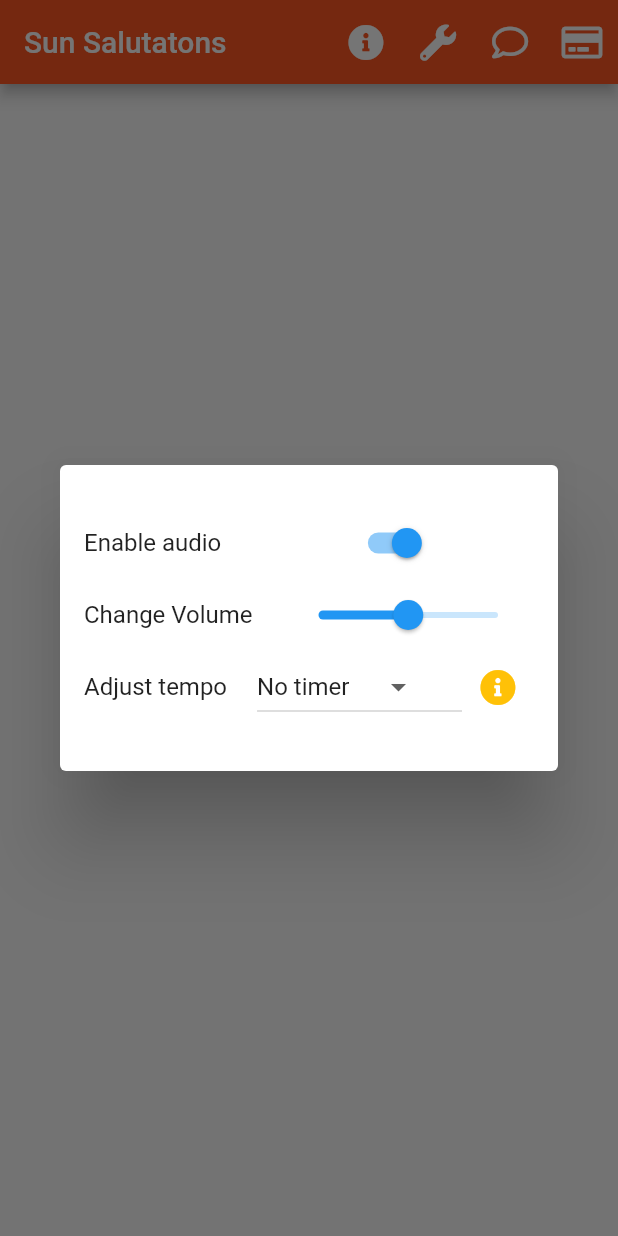
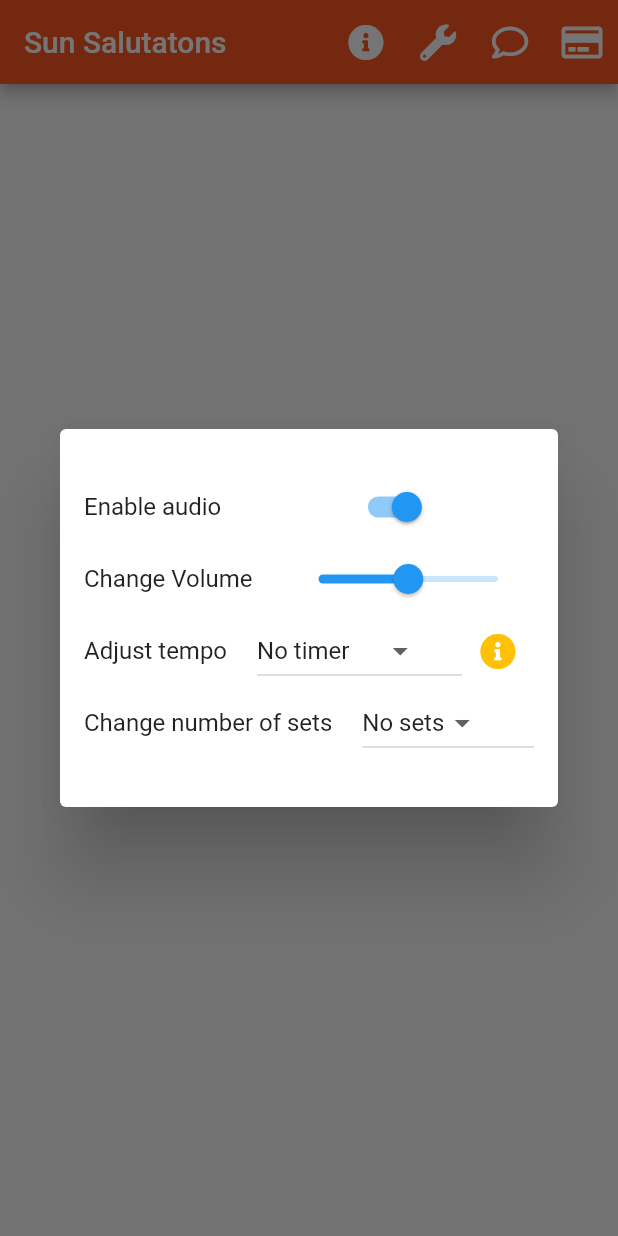
Before and after one commit to RealMarkSussex/coursework_two, a Flutter app: the ExercisesPage screen opened directly, after a tap on an icon or button, on a phone screen of 412 x 824 dp. Run offline on Flutter 3.47's test engine with Material 2 defaults, Android fonts, the phone set to English and light mode, and no system bars; our stand-ins replace audioplayers, cloud_firestore, firebase_core, flutter_linkify, font_awesome_flutter; missing offline and left inert: flutter_email_sender; accounts and stored records are empty.

Commit message:
number of sets integrated

```diff
--- a/lib/dialogs/settings_dialog.dart
+++ b/lib/dialogs/settings_dialog.dart
@@ -1,4 +1,5 @@
 import 'package:coursework_two/dialogs/timer_info_dialog.dart';
+import 'package:coursework_two/enums/set_setting.dart';
 import 'package:coursework_two/enums/timer_setting.dart';
 import 'package:coursework_two/state/audio_state.dart';
 import 'package:coursework_two/state/exercise_state.dart';
@@ -60,28 +61,14 @@ class SettingsDialog extends StatelessWidget {
                   Expanded(
                     child: DropdownButton<TimerSetting>(
                         value: settingsState.timerSetting,
-                        items: const [
-                          DropdownMenuItem<TimerSetting>(
-                            child: Text("No timer"),
-                            value: TimerSetting.noTimer,
-                          ),
-                          DropdownMenuItem<TimerSetting>(
-                            child: Text("20 seconds"),
-                            value: TimerSetting.twentySeconds,
-                          ),
-                          DropdownMenuItem<TimerSetting>(
-                            child: Text("40 seconds"),
-                            value: TimerSetting.fourtySeconds,
-                          ),
-                          DropdownMenuItem<TimerSetting>(
-                            child: Text("1 minute"),
-                            value: TimerSetting.oneMinute,
-                          ),
-                          DropdownMenuItem<TimerSetting>(
-                            child: Text("2 minutes"),
-                            value: TimerSetting.twoMinutes,
-                          )
-                        ],
+                        items: settingsState.timerSetting
+                            .toList()
+                            .map((timerSettingModel) =>
+                                DropdownMenuItem<TimerSetting>(
+                                  child: Text(timerSettingModel.description),
+                                  value: timerSettingModel.timerSetting,
+                                ))
+                            .toList(),
                         onChanged: (value) =>
                             settingsState.timerSetting = value!),
                   ),
@@ -92,7 +79,29 @@ class SettingsDialog extends StatelessWidget {
                       color: Colors.amber,
                     ),
                   )
-                ])
+                ]),
+                Row(
+                  children: [
+                    const Text("Change number of sets"),
+                    const SizedBox(
+                      width: SettingsDialog.textSpacing,
+                    ),
+                    Expanded(
+                      child: DropdownButton<SetSetting>(
+                          value: settingsState.setSetting,
+                          items: settingsState.setSetting
+                              .toList()
+                              .map((setSettingModel) =>
+                                  DropdownMenuItem<SetSetting>(
+                                    child: Text(setSettingModel.description),
+                                    value: setSettingModel.setSetting,
+                                  ))
+                              .toList(),
+                          onChanged: (value) =>
+                              settingsState.setSetting = value!),
+                    ),
+                  ],
+                )
               ],
             ),
           );
--- a/lib/enums/set_setting.dart
+++ b/lib/enums/set_setting.dart
@@ -11,7 +11,7 @@ enum SetSetting {
   fiftyFourSets
 }
 
-extension ParseToNumberOfSets on SetSetting {
+extension Parser on SetSetting {
   int toInt() {
     var numberOfSetsMapping = <SetSetting, int>{
       SetSetting.noSets: 0,
@@ -28,4 +28,33 @@ extension ParseToNumberOfSets on SetSetting {
 
     return numberOfSetsMapping[this]!;
   }
+
+  List<SetSettingModel> toList() {
+    return [
+      SetSettingModel(setSetting: SetSetting.noSets, description: "No sets"),
+      SetSettingModel(setSetting: SetSetting.fourSets, description: "4 sets"),
+      SetSettingModel(setSetting: SetSetting.eigtSets, description: "8 sets"),
+      SetSettingModel(
+          setSetting: SetSetting.twelveSets, description: "12 sets"),
+      SetSettingModel(
+          setSetting: SetSetting.sixteenSets, description: "16 sets"),
+      SetSettingModel(
+          setSetting: SetSetting.twentySets, description: "20 sets"),
+      SetSettingModel(
+          setSetting: SetSetting.twentyFourSets, description: "24 sets"),
+      SetSettingModel(
+          setSetting: SetSetting.thirtySixSets, description: "36 sets"),
+      SetSettingModel(
+          setSetting: SetSetting.fourtyEightSets, description: "48 sets"),
+      SetSettingModel(
+          setSetting: SetSetting.fiftyFourSets, description: "54 sets"),
+    ];
+  }
 }
+
+class SetSettingModel {
+  final SetSetting setSetting;
+  final String description;
+
+  SetSettingModel({required this.setSetting, required this.description});
+}
--- a/lib/enums/timer_setting.dart
+++ b/lib/enums/timer_setting.dart
@@ -6,7 +6,7 @@ enum TimerSetting {
   twoMinutes
 }
 
-extension ParseToTimerValue on TimerSetting {
+extension Parser on TimerSetting {
   int toInt() {
     var timerMappings = <TimerSetting, int>{
       TimerSetting.noTimer: 0,
@@ -19,13 +19,25 @@ extension ParseToTimerValue on TimerSetting {
     return timerMappings[this]!;
   }
 
-  Map<TimerSetting, String> toStringMap() {
-    return <TimerSetting, String>{
-      TimerSetting.noTimer: "No timer",
-      TimerSetting.twentySeconds: "Twenty seconds",
-      TimerSetting.fourtySeconds: "Fourty seconds",
-      TimerSetting.oneMinute: "One minute",
-      TimerSetting.twoMinutes: "Two minutes"
-    };
+  List<TimerSettingModel> toList() {
+    return [
+      TimerSettingModel(
+          timerSetting: TimerSetting.noTimer, description: "No timer"),
+      TimerSettingModel(
+          timerSetting: TimerSetting.twentySeconds, description: "20 Seconds"),
+      TimerSettingModel(
+          timerSetting: TimerSetting.fourtySeconds, description: "40 seconds"),
+      TimerSettingModel(
+          timerSetting: TimerSetting.oneMinute, description: "1 minute"),
+      TimerSettingModel(
+          timerSetting: TimerSetting.twoMinutes, description: "2 minutes"),
+    ];
   }
 }
+
+class TimerSettingModel {
+  final TimerSetting timerSetting;
+  final String description;
+
+  TimerSettingModel({required this.timerSetting, required this.description});
+}
--- a/lib/pages/exercises_page.dart
+++ b/lib/pages/exercises_page.dart
@@ -35,8 +35,9 @@ class _ExercisesPageState extends State<ExercisesPage>
                 const Exercise(),
                 settingsState.timerSetting != TimerSetting.noTimer &&
                         progressState.isPlaying &&
-                        exerciseState.currentExercise !=
-                            exerciseState.lastExercise
+                        (exerciseState.currentExercise !=
+                                exerciseState.lastExercise ||
+                            progressState.setsLeft > 0)
                     ? const ProgressBar()
                     : const SizedBox.shrink(),
                 const ToolBar(),
```
